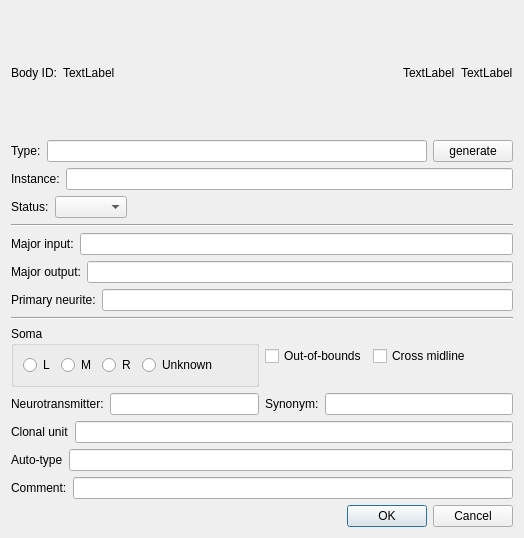
Old version of the form neurolabi/gui/flyem/dialogs/flyembodyannotationdialog.ui in the repository janelia-flyem/NeuTu.
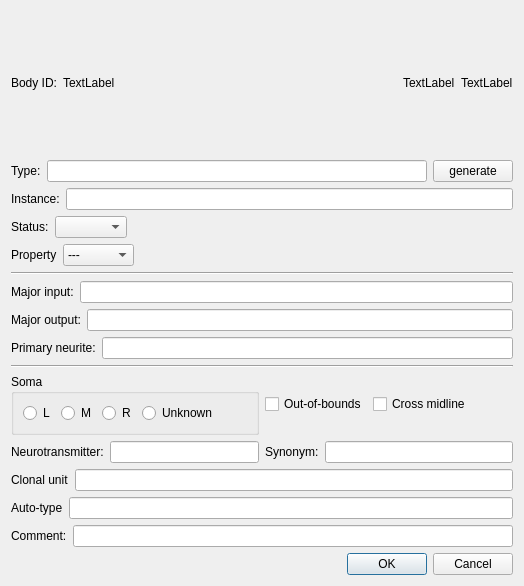
New version of the form.

Patch:
```diff
--- a/neurolabi/gui/flyem/dialogs/flyembodyannotationdialog.ui
+++ b/neurolabi/gui/flyem/dialogs/flyembodyannotationdialog.ui
@@ -7,7 +7,7 @@
     <x>0</x>
     <y>0</y>
     <width>524</width>
-    <height>538</height>
+    <height>586</height>
    </rect>
   </property>
   <property name="windowTitle">
@@ -121,6 +121,44 @@
      </item>
     </layout>
    </item>
+   <item>
+    <layout class="QHBoxLayout" name="horizontalLayout_16">
+     <item>
+      <widget class="QLabel" name="label_6">
+       <property name="text">
+        <string>Property</string>
+       </property>
+      </widget>
+     </item>
+     <item>
+      <widget class="QComboBox" name="propertyComboBox">
+       <item>
+        <property name="text">
+         <string>---</string>
+        </property>
+       </item>
+       <item>
+        <property name="text">
+         <string>Distinct</string>
+        </property>
+       </item>
+      </widget>
+     </item>
+     <item>
+      <spacer name="horizontalSpacer_2">
+       <property name="orientation">
+        <enum>Qt::Horizontal</enum>
+       </property>
+       <property name="sizeHint" stdset="0">
+        <size>
+         <width>40</width>
+         <height>20</height>
+        </size>
+       </property>
+      </spacer>
+     </item>
+    </layout>
+   </item>
    <item>
     <layout class="QVBoxLayout" name="verticalLayout">
      <item>
```
